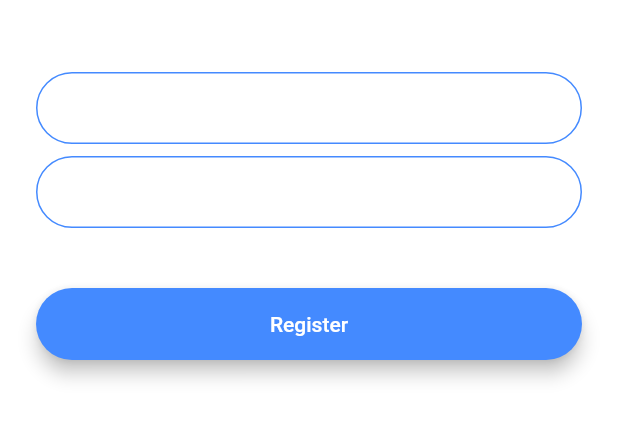
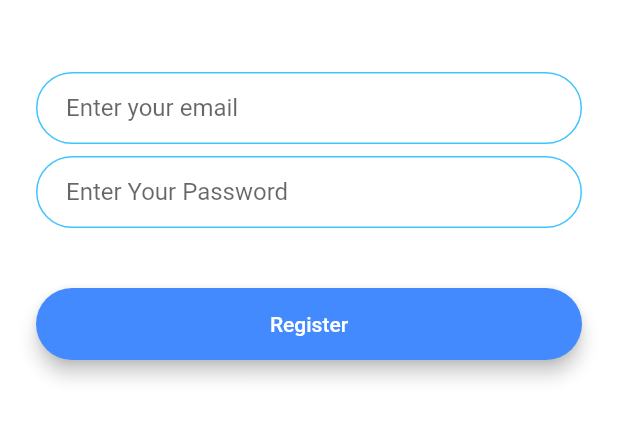
Before and after one commit to PaulDudsdeemaytha/flash-chat-flutter, a Flutter app: the screen it shows after launch, after a tap on "Register", on a phone screen of 412 x 824 dp, the part 576-1018 px from its top. Run offline on Flutter 3.47's test engine with Material 2 defaults, Android fonts, the phone set to English and light mode, and no system bars; our stand-ins replace animated_text_kit.

Commit message:
Refactored Code

```diff
--- /dev/null
+++ b/lib/components/rounded_button.dart
@@ -0,0 +1,29 @@
+import 'package:flutter/material.dart';
+
+class RoundButton extends StatelessWidget {
+  final Color colour;
+  final Function onPressed;
+  final String title;
+  RoundButton({this.colour, @required this.onPressed, this.title});
+
+  @override
+  Widget build(BuildContext context) {
+    return Padding(
+      padding: EdgeInsets.symmetric(vertical: 16.0),
+      child: Material(
+        elevation: 5.0,
+        color: colour,
+        borderRadius: BorderRadius.circular(30.0),
+        child: MaterialButton(
+          onPressed: onPressed,
+          minWidth: 200.0,
+          height: 42.0,
+          child: Text(
+            title,
+            style: TextStyle(color: Colors.white),
+          ),
+        ),
+      ),
+    );
+  }
+}
--- a/lib/constants.dart
+++ b/lib/constants.dart
@@ -17,3 +17,19 @@ const kMessageContainerDecoration = BoxDecoration(
     top: BorderSide(color: Colors.lightBlueAccent, width: 2.0),
   ),
 );
+
+const kTextFieldDecoration = InputDecoration(
+  hintText: 'Enter a value',
+  contentPadding: EdgeInsets.symmetric(vertical: 10.0, horizontal: 20.0),
+  border: OutlineInputBorder(
+    borderRadius: BorderRadius.all(Radius.circular(32.0)),
+  ),
+  enabledBorder: OutlineInputBorder(
+    borderSide: BorderSide(color: Colors.lightBlueAccent, width: 1.0),
+    borderRadius: BorderRadius.all(Radius.circular(32.0)),
+  ),
+  focusedBorder: OutlineInputBorder(
+    borderSide: BorderSide(color: Colors.lightBlueAccent, width: 2.0),
+    borderRadius: BorderRadius.all(Radius.circular(32.0)),
+  ),
+);
--- a/lib/main.dart
+++ b/lib/main.dart
@@ -10,11 +10,11 @@ class FlashChat extends StatelessWidget {
   @override
   Widget build(BuildContext context) {
     return MaterialApp(
-      theme: ThemeData.dark().copyWith(
-        textTheme: TextTheme(
-          body1: TextStyle(color: Colors.black54),
-        ),
-      ),
+//      theme: ThemeData.dark().copyWith(
+//        textTheme: TextTheme(
+//          body1: TextStyle(color: Colors.black54),
+//        ),
+//      ),
       home: WelcomeScreen(),
       initialRoute: WelcomeScreen.id,
       routes: {
--- a/lib/screens/login_screen.dart
+++ b/lib/screens/login_screen.dart
@@ -1,4 +1,6 @@
 import 'package:flutter/material.dart';
+import '../components/rounded_button.dart';
+import 'package:flash_chat/constants.dart';
 
 class LoginScreen extends StatefulWidget {
   static const String id = "login_screen";
@@ -32,25 +34,8 @@ class _LoginScreenState extends State<LoginScreen> {
                 onChanged: (value) {
                   //Do something with the user input.
                 },
-              decoration: InputDecoration(
-                hintText: 'Enter your email',
-                contentPadding:
-                    EdgeInsets.symmetric(vertical: 10.0, horizontal: 20.0),
-                border: OutlineInputBorder(
-                  borderRadius: BorderRadius.all(Radius.circular(32.0)),
-                ),
-                enabledBorder: OutlineInputBorder(
-                  borderSide:
-                      BorderSide(color: Colors.lightBlueAccent, width: 1.0),
-                  borderRadius: BorderRadius.all(Radius.circular(32.0)),
-                ),
-                focusedBorder: OutlineInputBorder(
-                  borderSide:
-                      BorderSide(color: Colors.lightBlueAccent, width: 2.0),
-                  borderRadius: BorderRadius.all(Radius.circular(32.0)),
-                ),
-              ),
-            ),
+                decoration: kTextFieldDecoration.copyWith(
+                    hintText: 'Enter Your Email')),
             SizedBox(
               height: 8.0,
             ),
@@ -58,46 +43,17 @@ class _LoginScreenState extends State<LoginScreen> {
                 onChanged: (value) {
                   //Do something with the user input.
                 },
-              decoration: InputDecoration(
-                hintText: 'Enter your password.',
-                contentPadding:
-                    EdgeInsets.symmetric(vertical: 10.0, horizontal: 20.0),
-                border: OutlineInputBorder(
-                  borderRadius: BorderRadius.all(Radius.circular(32.0)),
-                ),
-                enabledBorder: OutlineInputBorder(
-                  borderSide:
-                      BorderSide(color: Colors.lightBlueAccent, width: 1.0),
-                  borderRadius: BorderRadius.all(Radius.circular(32.0)),
-                ),
-                focusedBorder: OutlineInputBorder(
-                  borderSide:
-                      BorderSide(color: Colors.lightBlueAccent, width: 2.0),
-                  borderRadius: BorderRadius.all(Radius.circular(32.0)),
-                ),
-              ),
-            ),
+                decoration: kTextFieldDecoration.copyWith(
+                    hintText: 'Enter Your Password')),
             SizedBox(
               height: 24.0,
             ),
-            Padding(
-              padding: EdgeInsets.symmetric(vertical: 16.0),
-              child: Material(
-                color: Colors.lightBlueAccent,
-                borderRadius: BorderRadius.all(Radius.circular(30.0)),
-                elevation: 5.0,
-                child: MaterialButton(
+            RoundButton(
+                title: 'Log in',
+                colour: Colors.lightBlueAccent,
                 onPressed: () {
-                    //Implement login functionality.
-                  },
-                  minWidth: 200.0,
-                  height: 42.0,
-                  child: Text(
-                    'Log In',
-                  ),
-                ),
-              ),
-            ),
+                  //Implement registration functionality.
+                })
           ],
         ),
       ),
--- a/lib/screens/registration_screen.dart
+++ b/lib/screens/registration_screen.dart
@@ -1,4 +1,6 @@
+import 'package:flash_chat/components/rounded_button.dart';
 import 'package:flutter/material.dart';
+import 'package:flash_chat/constants.dart';
 
 class RegistrationScreen extends StatefulWidget {
   static const String id = "registration_screen";
@@ -32,23 +34,8 @@ class _RegistrationScreenState extends State<RegistrationScreen> {
                 onChanged: (value) {
                   //Do something with the user input.
                 },
-              decoration: InputDecoration(
-                hintText: 'Enter your email',
-                contentPadding:
-                    EdgeInsets.symmetric(vertical: 10.0, horizontal: 20.0),
-                border: OutlineInputBorder(
-                  borderRadius: BorderRadius.all(Radius.circular(32.0)),
-                ),
-                enabledBorder: OutlineInputBorder(
-                  borderSide: BorderSide(color: Colors.blueAccent, width: 1.0),
-                  borderRadius: BorderRadius.all(Radius.circular(32.0)),
-                ),
-                focusedBorder: OutlineInputBorder(
-                  borderSide: BorderSide(color: Colors.blueAccent, width: 2.0),
-                  borderRadius: BorderRadius.all(Radius.circular(32.0)),
-                ),
-              ),
-            ),
+                decoration: kTextFieldDecoration.copyWith(
+                    hintText: 'Enter your email')),
             SizedBox(
               height: 8.0,
             ),
@@ -56,44 +43,17 @@ class _RegistrationScreenState extends State<RegistrationScreen> {
                 onChanged: (value) {
                   //Do something with the user input.
                 },
-              decoration: InputDecoration(
-                hintText: 'Enter your password',
-                contentPadding:
-                    EdgeInsets.symmetric(vertical: 10.0, horizontal: 20.0),
-                border: OutlineInputBorder(
-                  borderRadius: BorderRadius.all(Radius.circular(32.0)),
-                ),
-                enabledBorder: OutlineInputBorder(
-                  borderSide: BorderSide(color: Colors.blueAccent, width: 1.0),
-                  borderRadius: BorderRadius.all(Radius.circular(32.0)),
-                ),
-                focusedBorder: OutlineInputBorder(
-                  borderSide: BorderSide(color: Colors.blueAccent, width: 2.0),
-                  borderRadius: BorderRadius.all(Radius.circular(32.0)),
-                ),
-              ),
-            ),
+                decoration: kTextFieldDecoration.copyWith(
+                    hintText: 'Enter Your Password')),
             SizedBox(
               height: 24.0,
             ),
-            Padding(
-              padding: EdgeInsets.symmetric(vertical: 16.0),
-              child: Material(
-                color: Colors.blueAccent,
-                borderRadius: BorderRadius.all(Radius.circular(30.0)),
-                elevation: 5.0,
-                child: MaterialButton(
+            RoundButton(
+              title: 'Register',
+              colour: Colors.blueAccent,
               onPressed: () {
                 //Implement registration functionality.
               },
-                  minWidth: 200.0,
-                  height: 42.0,
-                  child: Text(
-                    'Register',
-                    style: TextStyle(color: Colors.white),
-                  ),
-                ),
-              ),
             ),
           ],
         ),
--- a/lib/screens/welcome_screen.dart
+++ b/lib/screens/welcome_screen.dart
@@ -1,6 +1,8 @@
 import 'package:flash_chat/screens/login_screen.dart';
 import 'package:flutter/material.dart';
 import 'registration_screen.dart';
+import 'package:animated_text_kit/animated_text_kit.dart';
+import '../components/rounded_button.dart';
 
 class WelcomeScreen extends StatefulWidget {
   static const String id = "welcome_screen";
@@ -16,18 +18,16 @@ class _WelcomeScreenState extends State<WelcomeScreen>
   @override
   void initState() {
     super.initState();
+
     controller = AnimationController(
       duration: Duration(seconds: 5),
       vsync: this,
     );
     animation =
         ColorTween(begin: Colors.red, end: Colors.blue).animate(controller);
-
     controller.forward();
-
     controller.addListener(() {
       setState(() {});
-      print(animation.value);
     });
   }
 
@@ -41,7 +41,7 @@ class _WelcomeScreenState extends State<WelcomeScreen>
   @override
   Widget build(BuildContext context) {
     return Scaffold(
-      backgroundColor: animation.value,
+      backgroundColor: Colors.white,
       body: Padding(
         padding: EdgeInsets.symmetric(horizontal: 24.0),
         child: Column(
@@ -57,9 +57,11 @@ class _WelcomeScreenState extends State<WelcomeScreen>
                     height: 60.0,
                   ),
                 ),
-                Text(
+                TyperAnimatedTextKit(
+                  text: [
                     'Flash Chat',
-                  style: TextStyle(
+                  ],
+                  textStyle: TextStyle(
                     fontSize: 45.0,
                     fontWeight: FontWeight.w900,
                   ),
@@ -69,41 +71,19 @@ class _WelcomeScreenState extends State<WelcomeScreen>
             SizedBox(
               height: 48.0,
             ),
-            Padding(
-              padding: EdgeInsets.symmetric(vertical: 16.0),
-              child: Material(
-                elevation: 5.0,
-                color: Colors.lightBlueAccent,
-                borderRadius: BorderRadius.circular(30.0),
-                child: MaterialButton(
+            RoundButton(
+              title: 'Log In',
+              colour: Colors.lightBlueAccent,
               onPressed: () {
                 Navigator.pushNamed(context, LoginScreen.id);
               },
-                  minWidth: 200.0,
-                  height: 42.0,
-                  child: Text(
-                    'Log In',
             ),
-                ),
-              ),
-            ),
-            Padding(
-              padding: EdgeInsets.symmetric(vertical: 16.0),
-              child: Material(
-                color: Colors.blueAccent,
-                borderRadius: BorderRadius.circular(30.0),
-                elevation: 5.0,
-                child: MaterialButton(
+            RoundButton(
+              title: 'Register',
+              colour: Colors.blueAccent,
               onPressed: () {
                 Navigator.pushNamed(context, RegistrationScreen.id);
               },
-                  minWidth: 200.0,
-                  height: 42.0,
-                  child: Text(
-                    'Register',
-                  ),
-                ),
-              ),
             ),
           ],
         ),
--- a/pubspec.yaml
+++ b/pubspec.yaml
@@ -7,6 +7,7 @@ environment:
   sdk: ">=2.0.0-dev.68.0 <3.0.0"
 
 dependencies:
+  animated_text_kit: ^1.3.1
   flutter:
     sdk: flutter
 
```
Also changed, not shown: pubspec.lock. Lines whose indentation alone changed are shown as unchanged.
